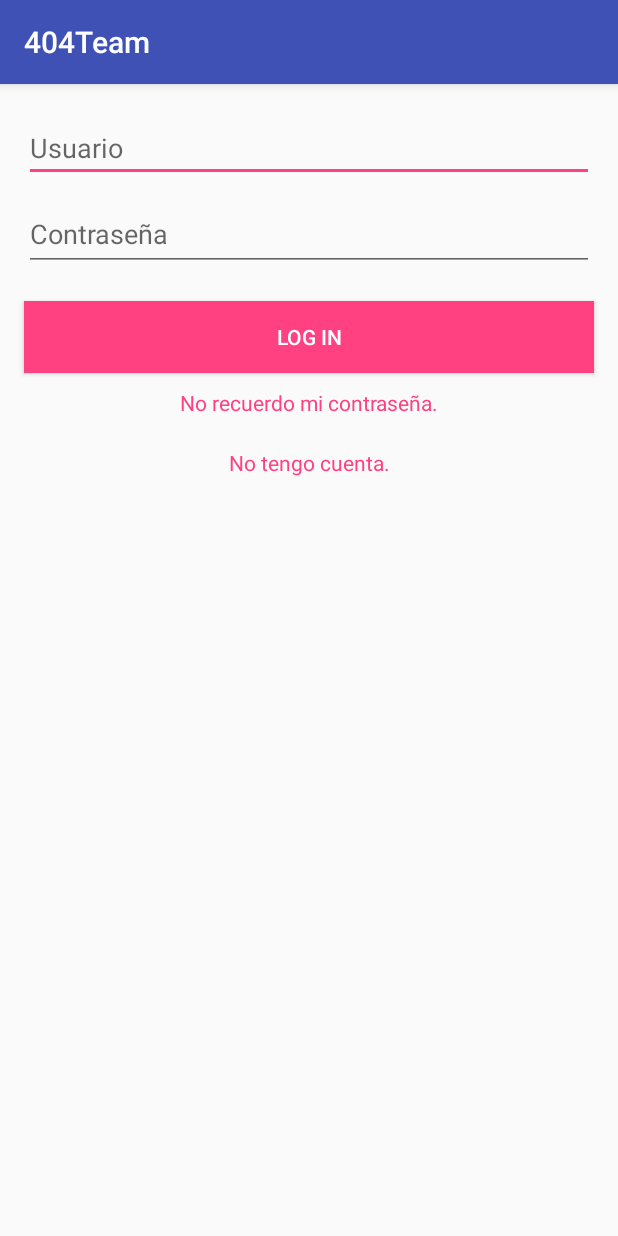
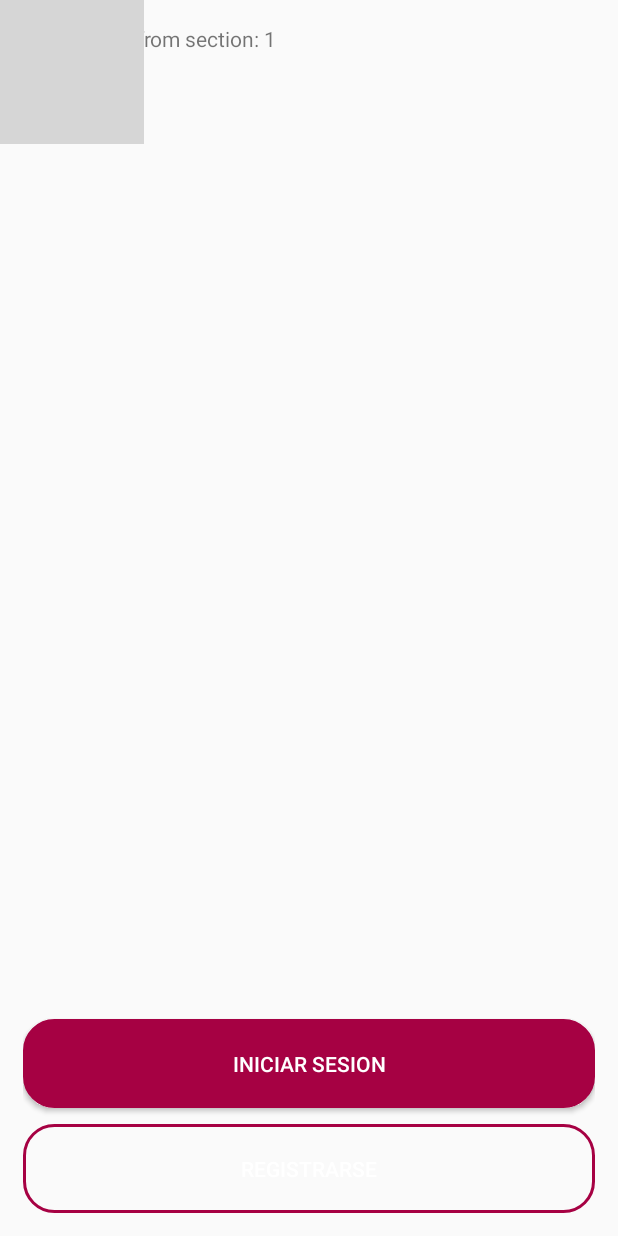
Before and after one commit to 2DAMUE/pfcjun18-404-team, an Android app: the screen it shows after launch (LoginActivity before the commit, tipo_login after it), on a phone screen of 412 x 824 dp. Run offline under Robolectric (Android 15) with nearby library versions, the light colour scheme and no system bars; grey boxes are pictures that could not be loaded.

Commit message:
Antes del login

```diff
--- a/app/src/main/AndroidManifest.xml
+++ b/app/src/main/AndroidManifest.xml
@@ -29,7 +29,11 @@
         <activity
             android:name=".DetallesPerfilActivity"
             android:screenOrientation="portrait" />
-        <activity android:name=".CreacionSuccessActivity"></activity>
+        <activity android:name=".CreacionSuccessActivity" />
+        <activity
+            android:name=".tipo_login"
+            android:label="@string/title_activity_tipo_login"
+            android:theme="@style/AppTheme.NoActionBar"></activity>
     </application>
 
 </manifest>
--- a/app/src/main/java/com/team/a404/a404team/SplashScreen.java
+++ b/app/src/main/java/com/team/a404/a404team/SplashScreen.java
@@ -1,8 +1,12 @@
 package com.team.a404.a404team;
 
+import android.app.ActivityOptions;
 import android.content.Intent;
+import android.os.Build;
+import android.support.annotation.RequiresApi;
 import android.support.v7.app.AppCompatActivity;
 import android.os.Bundle;
+import android.view.WindowManager;
 
 public class SplashScreen extends AppCompatActivity {
 
@@ -10,10 +14,27 @@ public class SplashScreen extends AppCompatActivity {
     protected void onCreate(Bundle savedInstanceState) {
         super.onCreate(savedInstanceState);
         setContentView(R.layout.activity_splash_screen);
-        Intent intent = new Intent(SplashScreen.this, LoginActivity.class);
-        intent.addFlags(Intent.FLAG_ACTIVITY_NEW_TASK);
-        intent.addFlags(Intent.FLAG_ACTIVITY_CLEAR_TASK);
-        startActivity(intent);
+        this.getWindow().setFlags(WindowManager.LayoutParams.FLAG_FULLSCREEN, WindowManager.LayoutParams.FLAG_FULLSCREEN);
+        getSupportActionBar().hide();
+        Thread t = new Thread(){
+            @RequiresApi(api = Build.VERSION_CODES.JELLY_BEAN)
+            @Override
+            public void run() {
+                try {
+                    //lottieAnimationView = (LottieAnimationView) findViewById(R.id.animation_view);
+                    //lottieAnimationView.playAnimation();
+                    sleep(1500);
+                }catch (Exception e){
+
+                } finally {
+                    Intent myIntent = new Intent(SplashScreen.this, tipo_login.class);
+                    myIntent.addFlags(Intent.FLAG_ACTIVITY_NEW_TASK);
+                    myIntent.addFlags(Intent.FLAG_ACTIVITY_CLEAR_TASK);
+                    startActivity(myIntent);
+                }
+            }
+        };
+        t.start();
 
     }
 }
--- /dev/null
+++ b/app/src/main/java/com/team/a404/a404team/tipo_login.java
@@ -0,0 +1,160 @@
+package com.team.a404.a404team;
+
+import android.graphics.Color;
+import android.os.Build;
+import android.support.design.widget.FloatingActionButton;
+import android.support.design.widget.Snackbar;
+import android.support.v7.app.AppCompatActivity;
+import android.support.v7.widget.Toolbar;
+
+import android.support.v4.app.Fragment;
+import android.support.v4.app.FragmentManager;
+import android.support.v4.app.FragmentPagerAdapter;
+import android.support.v4.view.ViewPager;
+import android.os.Bundle;
+import android.view.LayoutInflater;
+import android.view.Menu;
+import android.view.MenuItem;
+import android.view.View;
+import android.view.ViewGroup;
+
+import android.view.WindowManager;
+import android.widget.ImageView;
+import android.widget.TextView;
+
+public class tipo_login extends AppCompatActivity {
+
+    /**
+     * The {@link android.support.v4.view.PagerAdapter} that will provide
+     * fragments for each of the sections. We use a
+     * {@link FragmentPagerAdapter} derivative, which will keep every
+     * loaded fragment in memory. If this becomes too memory intensive, it
+     * may be best to switch to a
+     * {@link android.support.v4.app.FragmentStatePagerAdapter}.
+     */
+    private SectionsPagerAdapter mSectionsPagerAdapter;
+
+    /**
+     * The {@link ViewPager} that will host the section contents.
+     */
+    private ViewPager mViewPager;
+
+    @Override
+    protected void onCreate(Bundle savedInstanceState) {
+        super.onCreate(savedInstanceState);
+        setContentView(R.layout.activity_tipo_login);
+
+        // Create the adapter that will return a fragment for each of the three
+        // primary sections of the activity.
+        mSectionsPagerAdapter = new SectionsPagerAdapter(getSupportFragmentManager());
+
+        // Set up the ViewPager with the sections adapter.
+        mViewPager = (ViewPager) findViewById(R.id.container);
+        mViewPager.setAdapter(mSectionsPagerAdapter);
+
+        /**
+         * Cambiar el color la Barra de notificaciones
+         */
+
+        //this.getWindow().setFlags(WindowManager.LayoutParams.FLAG_FULLSCREEN, WindowManager.LayoutParams.FLAG_FULLSCREEN);
+        int color = Color.parseColor("#7C0032");
+
+        if (Build.VERSION.SDK_INT >= Build.VERSION_CODES.M) {
+            this.getWindow().setStatusBarColor(color);
+        } else if (Build.VERSION.SDK_INT >= Build.VERSION_CODES.LOLLIPOP) {
+            this.getWindow().setStatusBarColor(color);
+        }
+    }
+
+
+    @Override
+    public boolean onCreateOptionsMenu(Menu menu) {
+        // Inflate the menu; this adds items to the action bar if it is present.
+        getMenuInflater().inflate(R.menu.menu_tipo_login, menu);
+        return true;
+    }
+
+    @Override
+    public boolean onOptionsItemSelected(MenuItem item) {
+        // Handle action bar item clicks here. The action bar will
+        // automatically handle clicks on the Home/Up button, so long
+        // as you specify a parent activity in AndroidManifest.xml.
+        int id = item.getItemId();
+
+        //noinspection SimplifiableIfStatement
+        if (id == R.id.action_settings) {
+            return true;
+        }
+
+        return super.onOptionsItemSelected(item);
+    }
+
+    /**
+     * A placeholder fragment containing a simple view.
+     */
+    public static class PlaceholderFragment extends Fragment {
+        /**
+         * The fragment argument representing the section number for this
+         * fragment.
+         */
+        private static final String ARG_SECTION_NUMBER = "section_number";
+
+        public PlaceholderFragment() {
+        }
+
+        /**
+         * Returns a new instance of this fragment for the given section
+         * number.
+         */
+        public static PlaceholderFragment newInstance(int sectionNumber) {
+            PlaceholderFragment fragment = new PlaceholderFragment();
+            Bundle args = new Bundle();
+            args.putInt(ARG_SECTION_NUMBER, sectionNumber);
+            fragment.setArguments(args);
+            return fragment;
+        }
+
+        @Override
+        public View onCreateView(LayoutInflater inflater, ViewGroup container,
+                                 Bundle savedInstanceState) {
+            View rootView = inflater.inflate(R.layout.fragment_tipo_login, container, false);
+            TextView textView = (TextView) rootView.findViewById(R.id.section_label);
+            ImageView v_img_1 = (ImageView) rootView.findViewById(R.id.img_1);
+            ImageView v_img_2 = (ImageView) rootView.findViewById(R.id.img_2);
+            textView.setText(getString(R.string.section_format, getArguments().getInt(ARG_SECTION_NUMBER)));
+            switch (getArguments().getInt(ARG_SECTION_NUMBER)){
+                case 1:
+                    v_img_2.setVisibility(rootView.INVISIBLE);
+                    break;
+                case 2:
+                    v_img_1.setVisibility(rootView.INVISIBLE);
+                    break;
+            }
+            return rootView;
+        }
+    }
+
+    /**
+     * A {@link FragmentPagerAdapter} that returns a fragment corresponding to
+     * one of the sections/tabs/pages.
+     */
+    public class SectionsPagerAdapter extends FragmentPagerAdapter {
+
+        public SectionsPagerAdapter(FragmentManager fm) {
+            super(fm);
+        }
+
+        @Override
+        public Fragment getItem(int position) {
+            // getItem is called to instantiate the fragment for the given page.
+            // Return a PlaceholderFragment (defined as a static inner class below).
+            return PlaceholderFragment.newInstance(position + 1);
+        }
+
+        @Override
+        public int getCount() {
+            // Show 3 total pages.
+            return 2;
+        }
+    }
+}
--- /dev/null
+++ b/app/src/main/res/drawable/button_background.xml
@@ -0,0 +1,13 @@
+<?xml version="1.0" encoding="utf-8"?>
+<shape xmlns:android="http://schemas.android.com/apk/res/android" android:shape="rectangle">
+    <solid android:color="#00000000"/>
+
+    <stroke android:width="2dp"
+        android:color="#a60143"/>
+    <padding android:left="1dp"
+        android:top="1dp"
+        android:right="1dp"
+        android:bottom="1dp"/>
+
+    <corners android:radius="30px"/>
+</shape>
--- /dev/null
+++ b/app/src/main/res/drawable/button_background_lleno.xml
@@ -0,0 +1,14 @@
+<?xml version="1.0" encoding="utf-8"?>
+<shape xmlns:android="http://schemas.android.com/apk/res/android" android:shape="rectangle">
+    <solid android:color="#a60143"/>
+
+    <stroke android:width="2dp"
+        android:color="#a60143"/>
+
+    <padding android:left="1dp"
+        android:top="1dp"
+        android:right="1dp"
+        android:bottom="1dp"/>
+
+    <corners android:radius="30px"/>
+</shape>
--- /dev/null
+++ b/app/src/main/res/layout/activity_tipo_login.xml
@@ -0,0 +1,48 @@
+<?xml version="1.0" encoding="utf-8"?>
+<android.support.design.widget.CoordinatorLayout xmlns:android="http://schemas.android.com/apk/res/android"
+    xmlns:app="http://schemas.android.com/apk/res-auto"
+    xmlns:tools="http://schemas.android.com/tools"
+    android:id="@+id/main_content"
+    android:layout_width="match_parent"
+    android:layout_height="match_parent"
+    android:fitsSystemWindows="true"
+    tools:context=".tipo_login">
+
+    <android.support.v4.view.ViewPager
+        android:id="@+id/container"
+        android:layout_width="match_parent"
+        android:layout_height="match_parent"
+        app:layout_behavior="@string/appbar_scrolling_view_behavior" />
+
+    <FrameLayout
+        android:layout_width="match_parent"
+        android:layout_height="match_parent"
+        android:layout_alignParentBottom="true"
+        android:layout_marginBottom="15dp"
+        android:layout_marginLeft="15dp"
+        android:layout_marginRight="15dp"
+        android:gravity="center_vertical"
+        android:orientation="horizontal">
+
+        <Button
+            android:id="@+id/btn_iniciarSesion"
+            android:layout_width="match_parent"
+            android:layout_height="59dp"
+            android:layout_gravity="center|bottom"
+            android:layout_marginBottom="70dp"
+            android:backgroundTint="#a60143"
+            android:background="@drawable/button_background_lleno"
+            android:text="Iniciar Sesion"
+            android:textColor="@android:color/white" />
+
+        <Button
+            android:id="@+id/btn_registarse"
+            android:layout_width="match_parent"
+            android:layout_height="59dp"
+            android:layout_gravity="center|bottom"
+            android:text="Registrarse"
+            android:background="@drawable/button_background"
+            android:textColor="@android:color/white" />
+    </FrameLayout>
+
+</android.support.design.widget.CoordinatorLayout>
--- /dev/null
+++ b/app/src/main/res/layout/fragment_tipo_login.xml
@@ -0,0 +1,34 @@
+<?xml version="1.0" encoding="utf-8"?>
+<android.support.constraint.ConstraintLayout xmlns:android="http://schemas.android.com/apk/res/android"
+    xmlns:app="http://schemas.android.com/apk/res-auto"
+    xmlns:tools="http://schemas.android.com/tools"
+    android:id="@+id/constraintLayout"
+    android:layout_width="match_parent"
+    android:layout_height="match_parent"
+    tools:context=".tipo_login$PlaceholderFragment">
+
+    <TextView
+        android:id="@+id/section_label"
+        android:layout_width="wrap_content"
+        android:layout_height="wrap_content"
+        android:layout_marginBottom="@dimen/activity_vertical_margin"
+        android:layout_marginEnd="@dimen/activity_horizontal_margin"
+        android:layout_marginStart="@dimen/activity_horizontal_margin"
+        android:layout_marginTop="@dimen/activity_vertical_margin"
+        app:layout_constraintLeft_toLeftOf="parent"
+        app:layout_constraintTop_toTopOf="@+id/constraintLayout"
+        tools:layout_constraintLeft_creator="1"
+        tools:layout_constraintTop_creator="1" />
+
+    <ImageView
+        android:id="@+id/img_1"
+        android:layout_width="wrap_content"
+        android:layout_height="wrap_content"
+        android:background="@drawable/banner_1_select_login" />
+    <ImageView
+        android:id="@+id/img_2"
+        android:layout_width="wrap_content"
+        android:layout_height="wrap_content"
+        android:background="@drawable/banner_2_select_login" />
+
+</android.support.constraint.ConstraintLayout>
--- /dev/null
+++ b/app/src/main/res/menu/menu_antes_login.xml
@@ -0,0 +1,10 @@
+<menu xmlns:android="http://schemas.android.com/apk/res/android"
+    xmlns:app="http://schemas.android.com/apk/res-auto"
+    xmlns:tools="http://schemas.android.com/tools"
+    tools:context="com.team.a404.a404team.antes_login">
+    <item
+        android:id="@+id/action_settings"
+        android:orderInCategory="100"
+        android:title="carga"
+        app:showAsAction="never" />
+</menu>
--- /dev/null
+++ b/app/src/main/res/menu/menu_tipo_login.xml
@@ -0,0 +1,10 @@
+<menu xmlns:android="http://schemas.android.com/apk/res/android"
+    xmlns:app="http://schemas.android.com/apk/res-auto"
+    xmlns:tools="http://schemas.android.com/tools"
+    tools:context="com.team.a404.a404team.tipo_login">
+    <item
+        android:id="@+id/action_settings"
+        android:orderInCategory="100"
+        android:title="@string/action_settings"
+        app:showAsAction="never" />
+</menu>
--- /dev/null
+++ b/app/src/main/res/values-w820dp/dimens.xml
@@ -0,0 +1,6 @@
+<resources>
+    <!-- Example customization of dimensions originally defined in res/values/dimens.xml
+         (such as screen margins) for screens with more than 820dp of available width. This
+         would include 7" and 10" devices in landscape (~960dp and ~1280dp respectively). -->
+    <dimen name="activity_horizontal_margin">64dp</dimen>
+</resources>
--- a/app/src/main/res/values/colors.xml
+++ b/app/src/main/res/values/colors.xml
@@ -1,6 +1,6 @@
 <?xml version="1.0" encoding="utf-8"?>
 <resources>
-    <color name="colorPrimary">#3F51B5</color>
+    <color name="colorPrimary">#3f51b5</color>
     <color name="colorPrimaryDark">#303F9F</color>
     <color name="colorAccent">#FF4081</color>
 </resources>
--- /dev/null
+++ b/app/src/main/res/values/dimens.xml
@@ -0,0 +1,7 @@
+<resources>
+    <!-- Default screen margins, per the Android Design guidelines. -->
+    <dimen name="activity_horizontal_margin">16dp</dimen>
+    <dimen name="activity_vertical_margin">16dp</dimen>
+    <dimen name="fab_margin">16dp</dimen>
+    <dimen name="appbar_padding_top">8dp</dimen>
+</resources>
--- a/app/src/main/res/values/strings.xml
+++ b/app/src/main/res/values/strings.xml
@@ -22,4 +22,7 @@
     <string name="btn_complete">Completar mi perfil</string>
     <string name="btn_start">¡Empezar!</string>
     <string name="new_profile_created">¡Tu perfil ha sido creado con éxito!</string>
+    <string name="title_activity_tipo_login">tipo_login</string>
+    <string name="action_settings">Settings</string>
+    <string name="section_format">Hello World from section: %1$d</string>
 </resources>
--- a/app/src/main/res/values/styles.xml
+++ b/app/src/main/res/values/styles.xml
@@ -8,4 +8,13 @@
         <item name="colorAccent">@color/colorAccent</item>
     </style>
 
+    <style name="AppTheme.NoActionBar">
+        <item name="windowActionBar">false</item>
+        <item name="windowNoTitle">true</item>
+    </style>
+
+    <style name="AppTheme.AppBarOverlay" parent="ThemeOverlay.AppCompat.Dark.ActionBar" />
+
+    <style name="AppTheme.PopupOverlay" parent="ThemeOverlay.AppCompat.Light" />
+
 </resources>
--- a/build.gradle
+++ b/build.gradle
@@ -7,7 +7,7 @@ buildscript {
         jcenter()
     }
     dependencies {
-        classpath 'com.android.tools.build:gradle:3.1.1'
+        classpath 'com.android.tools.build:gradle:3.1.2'
         classpath 'com.google.gms:google-services:3.2.0'
 
 
```
Also changed, not shown: app/src/main/res/drawable/banner_2_select_login.png (added), 1 other file.
